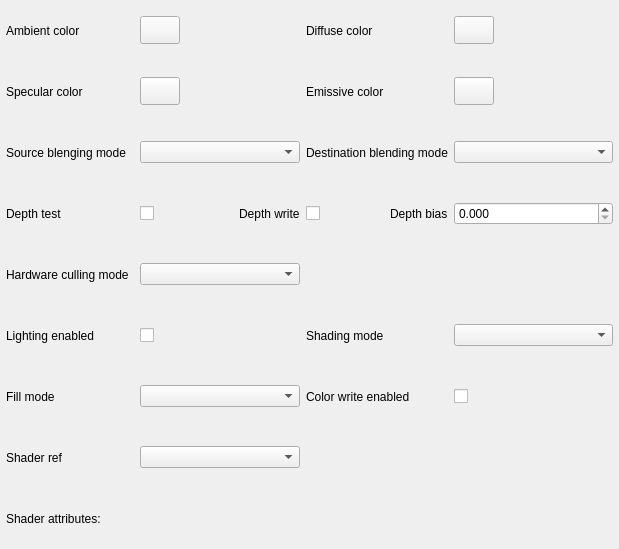
First picture: the form in bin/data/ui/MaterialEditorPassTab.ui, repository realXtend/tundra, before the edit.
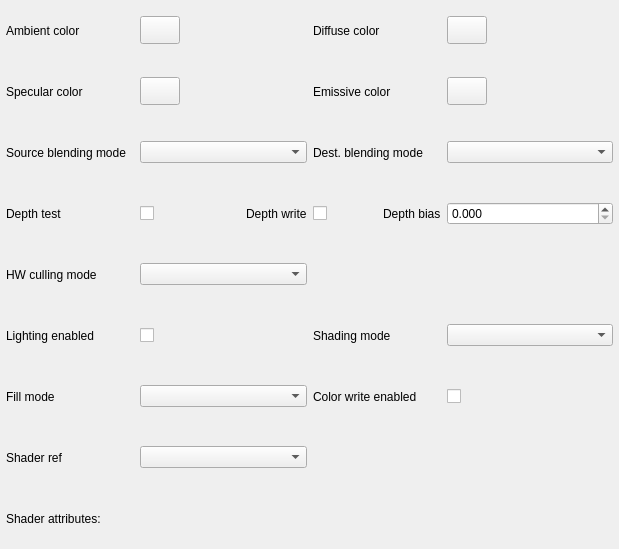
Second picture: the form after the edit.

Commit message: OgreMaterialEditor: Add support for showing multiple techniques.

The edit to the form file:
```diff
--- a/bin/data/ui/MaterialEditorPassTab.ui
+++ b/bin/data/ui/MaterialEditorPassTab.ui
@@ -12,7 +12,7 @@
   </property>
   <property name="minimumSize">
    <size>
-    <width>500</width>
+    <width>450</width>
     <height>300</height>
    </size>
   </property>
@@ -74,7 +74,7 @@
         </size>
        </property>
        <property name="text">
-        <string>Source blenging mode</string>
+        <string>Source blending mode</string>
        </property>
       </widget>
      </item>
@@ -93,7 +93,7 @@
         </size>
        </property>
        <property name="text">
-        <string>Hardware culling mode</string>
+        <string>HW culling mode</string>
        </property>
       </widget>
      </item>
@@ -336,7 +336,7 @@
         </size>
        </property>
        <property name="text">
-        <string>Destination blending mode</string>
+        <string>Dest. blending mode</string>
        </property>
       </widget>
      </item>
```
The commit also changes 2 other files.
